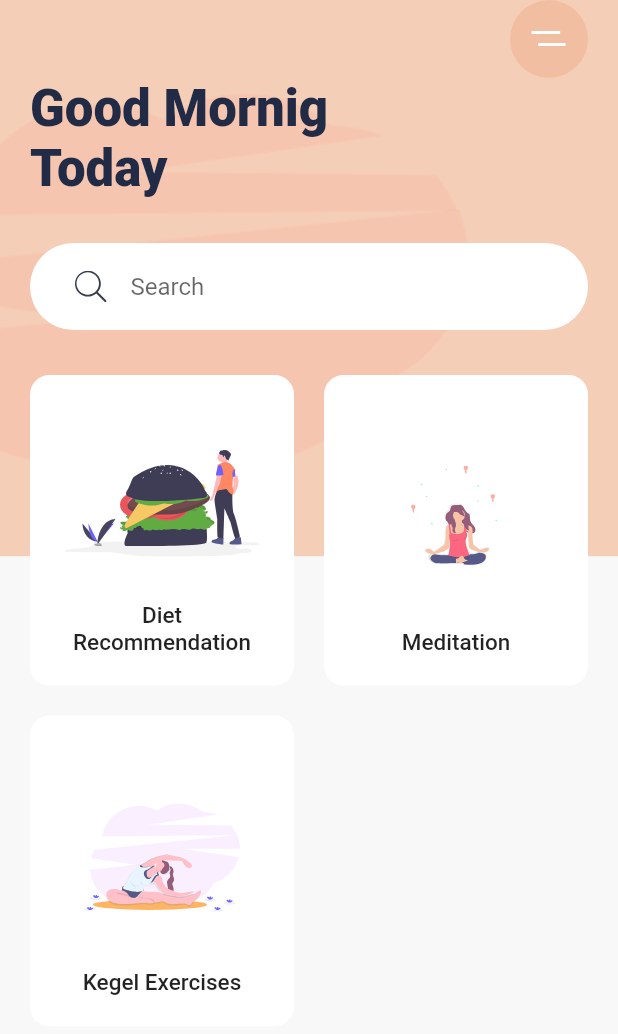
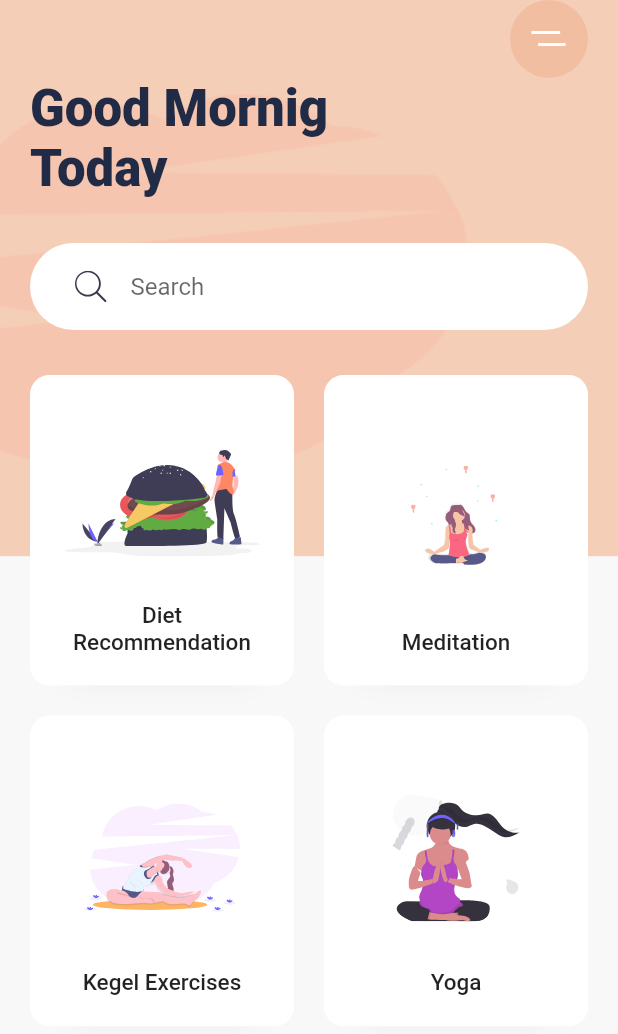
Before and after one commit to kureharyosuke/Dailyapp-flutter, a Flutter app: the screen it shows after launch, on a phone screen of 412 x 824 dp. Shown: the top 1034 px of the screen. Run offline on Flutter 3.47's test engine with Material 2 defaults, Android fonts, the phone set to English and light mode, and no system bars; our stand-ins replace flutter_svg.

Commit message:
#3.0 Category & BoxShadow

```diff
--- a/lib/main.dart
+++ b/lib/main.dart
@@ -100,6 +100,10 @@ class HomeScreen extends StatelessWidget {
                         title: "Kegel Exercises",
                         svgSrc: "assets/icons/Excrecises.svg",
                       ),
+                      CategoryCard(
+                        title: "Yoga",
+                        svgSrc: "assets/icons/yoga.svg",
+                      ),
                     ],
                   ),
                 )
@@ -126,9 +130,16 @@ class CategoryCard extends StatelessWidget {
     return Container(
       padding: EdgeInsets.all(20),
       decoration: BoxDecoration(
-        color: Colors.white,
-        borderRadius: BorderRadius.circular(13),
-      ),
+          color: Colors.white,
+          borderRadius: BorderRadius.circular(13),
+          boxShadow: [
+            BoxShadow(
+              offset: Offset(0, 17),
+              blurRadius: 17,
+              spreadRadius: -23,
+              color: kShadowColor,
+            )
+          ]),
       child: Column(
         children: <Widget>[
           Spacer(),
```
